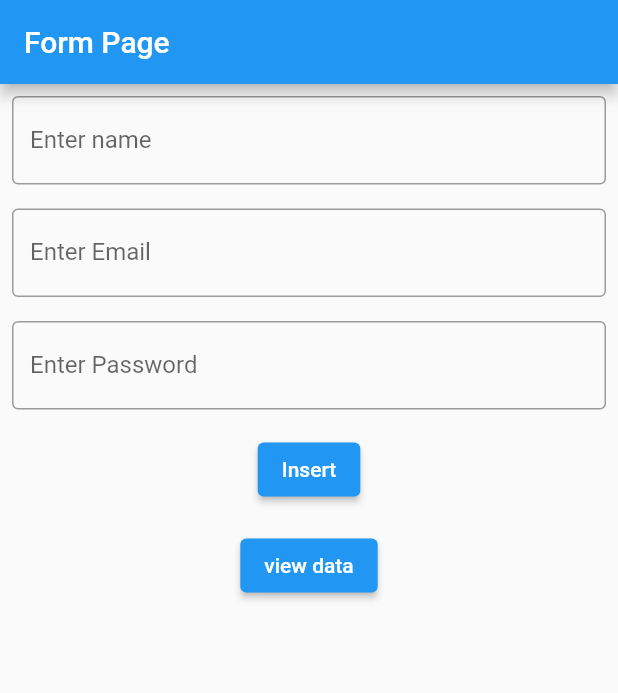
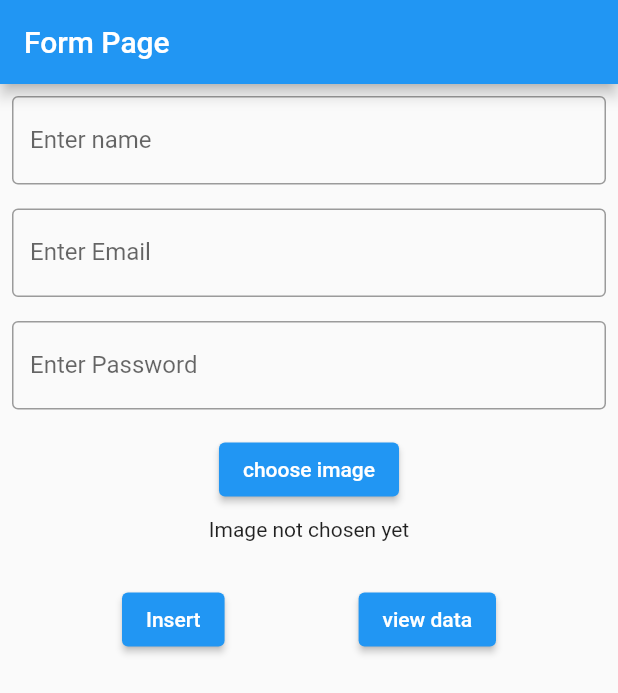
Before and after one commit to thesuman74/Voter, a Flutter app: the screen it shows after launch, on a phone screen of 412 x 824 dp. Shown: the top 693 px of the screen. Run offline on Flutter 3.47's test engine with Material 2 defaults, Android fonts, the phone set to English and light mode, and no system bars; our stand-ins replace image_picker; missing offline and left inert: flutter_barcode_scanner.

Commit message:
image inserted sucessfully in single form

```diff
--- a/lib/formpage.dart
+++ b/lib/formpage.dart
@@ -1,11 +1,16 @@
 // ignore_for_file: avoid_print
 
 import 'dart:convert';
-// import 'dart:ffi';
-
 import 'package:flutter/material.dart';
 import 'package:http/http.dart' as http;
 import 'package:voter/view_data.dart';
+
+import 'dart:convert';
+import 'dart:io';
+// Add this import for Size class
+import 'package:flutter/material.dart';
+import 'package:image_picker/image_picker.dart';
+import 'package:http/http.dart' as http;
 
 class Myform extends StatefulWidget {
   const Myform({super.key});
@@ -15,6 +20,15 @@ class Myform extends StatefulWidget {
 }
 
 class _MyformState extends State<Myform> {
+  //for image
+  // TextEditingController caption = TextEditingController();
+  File? imagepath;
+  String? imagename;
+  String? imagedata;
+  ImagePicker imagePicker = ImagePicker();
+  final double maxWidth = 200.0; // Define maximum image width
+  final double maxHeight = 200.0; // Define maximum image height
+
   //to use value from  textfield
 
   TextEditingController name = TextEditingController();
@@ -29,6 +43,8 @@ class _MyformState extends State<Myform> {
           "name": name.text,
           "email": email.text,
           "password": password.text,
+          "data": imagedata,
+          "image_name": imagename
         });
 //getting response from json
         var response = jsonDecode(res.body);
@@ -48,6 +64,45 @@ class _MyformState extends State<Myform> {
     }
   }
 
+  //function for image uploading
+  Future<void> uploadimage() async {
+    try {
+      String uri = "http://10.0.2.2/practice_api/imageupload.php";
+      var res = await http.post(Uri.parse(uri), body: {
+        // "caption": caption.text,
+        "data": imagedata,
+        "name": imagename
+      });
+
+      print("Response: ${res.body}"); // Print the response for debugging
+
+      var response = jsonDecode(res.body);
+
+      if (response["success"] == "true") {
+        print("uploaded successfully");
+      } else {
+        print("error while uploading");
+      }
+    } catch (e) {
+      // Handle network-related errors
+      print("Network error: $e");
+    }
+  }
+
+  //function to get image
+  Future<void> getImage() async {
+    var getimage = await imagePicker.pickImage(source: ImageSource.gallery);
+
+    setState(() {
+      imagepath = File(getimage!.path);
+      imagename = getimage.path.split('/').last;
+      imagedata = base64Encode(imagepath!.readAsBytesSync());
+      // print("Caption: ${caption.text}");
+      print("ImageData: $imagedata");
+      print("ImageName: $imagename");
+    });
+  }
+
   @override
   Widget build(BuildContext context) {
     return MaterialApp(
@@ -56,7 +111,8 @@ class _MyformState extends State<Myform> {
           backgroundColor: Colors.blue,
           title: const Text("Form Page"),
         ),
-        body: Column(
+        body: SingleChildScrollView(
+          child: Column(
             children: [
               Container(
                 margin: const EdgeInsets.all(8),
@@ -87,7 +143,34 @@ class _MyformState extends State<Myform> {
                 margin: const EdgeInsets.all(8),
                 child: ElevatedButton(
                   onPressed: () {
+                    getImage();
+                  },
+                  child: const Text("choose image"),
+                ),
+              ),
+              imagepath != null
+                  ? ConstrainedBox(
+                      constraints: BoxConstraints(
+                        maxWidth: maxWidth,
+                        maxHeight: maxHeight,
+                      ),
+                      child: Image.file(
+                        imagepath!,
+                        fit: BoxFit
+                            .contain, // Use BoxFit to fit the image within constraints
+                      ),
+                    )
+                  : Text('Image not chosen yet'),
+              const SizedBox(height: 20),
+              Row(
+                mainAxisAlignment: MainAxisAlignment.spaceEvenly,
+                children: [
+                  Container(
+                    margin: const EdgeInsets.all(8),
+                    child: ElevatedButton(
+                      onPressed: () {
                         insertrecord();
+                        // uploadimage();
                       },
                       child: const Text("Insert"),
                     ),
@@ -106,6 +189,9 @@ class _MyformState extends State<Myform> {
                   )
                 ],
               ),
+            ],
+          ),
+        ),
       ),
     );
   }
```
Lines whose indentation alone changed are shown as unchanged.
